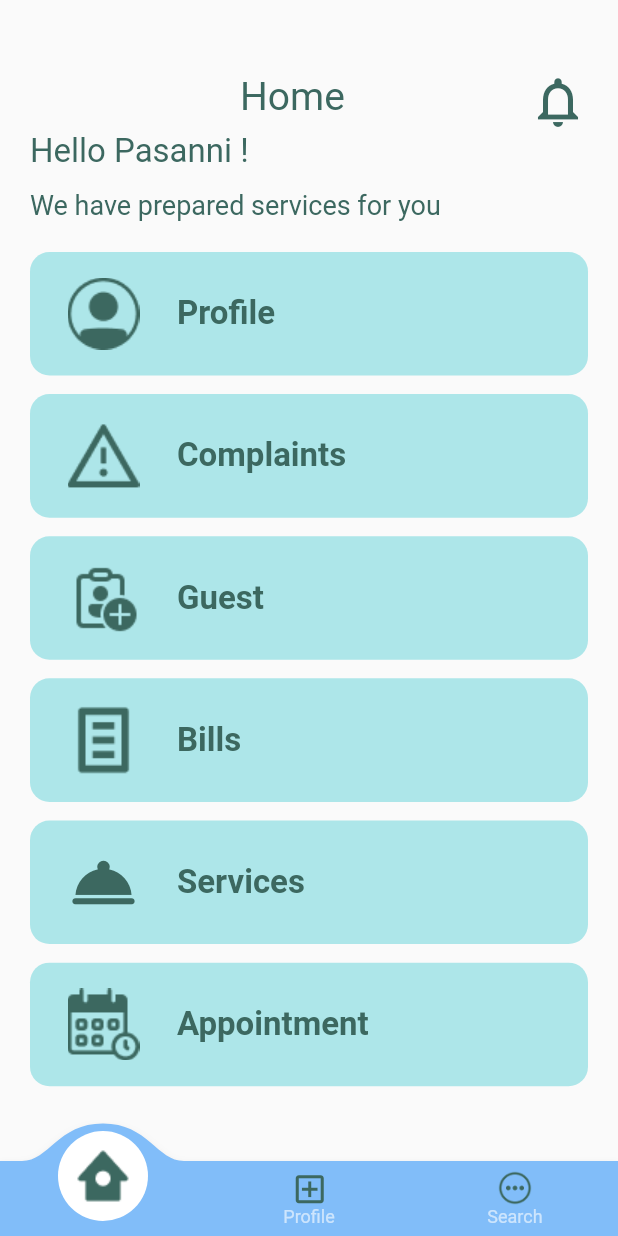
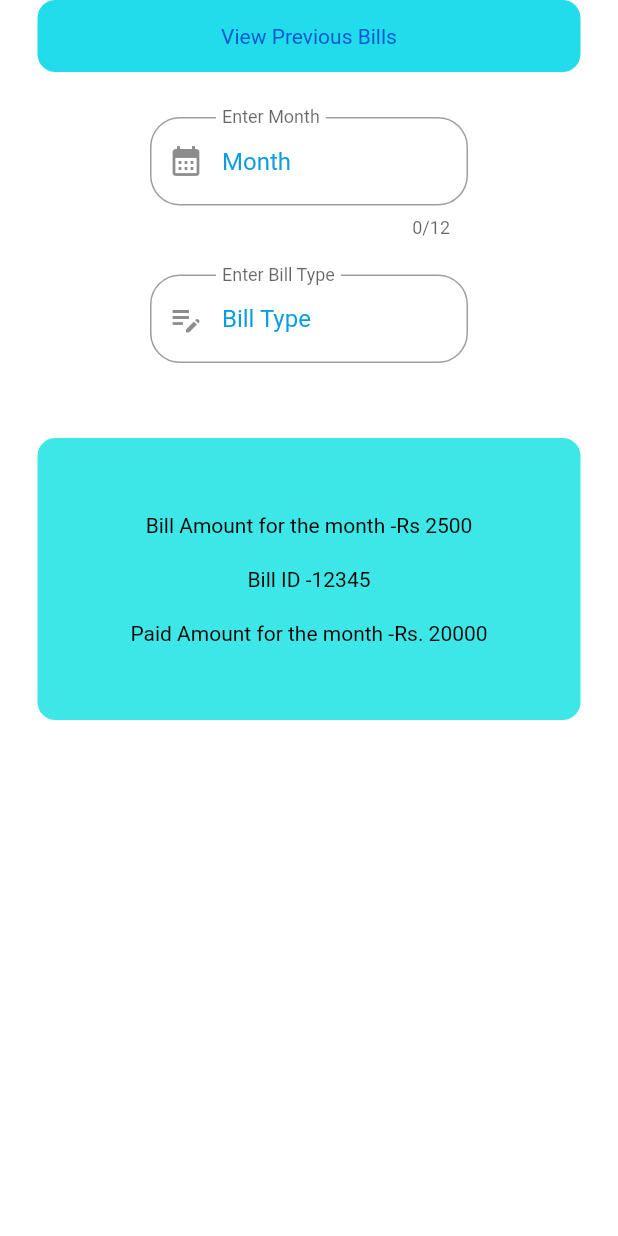
Before and after one commit to Kasunm12/Apartment-service-solution, a Flutter app: the screen it shows after launch, on a phone screen of 412 x 824 dp. Run offline on Flutter 3.47's test engine with Material 2 defaults, Android fonts, the phone set to English and light mode, and no system bars; drawn by our look-alikes of convex_bottom_bar; our stand-ins replace flutter_spinkit, get.

Commit message:
login and bill ui done

```diff
--- a/lib/main.dart
+++ b/lib/main.dart
@@ -1,3 +1,5 @@
+import 'package:apartment_service_solution/screens/login.dart';
+import 'package:apartment_service_solution/screens/previousutilitybills.dart';
 import 'package:apartment_service_solution/screens/splashscreen.dart';
 import 'package:flutter/material.dart';
 import 'package:get/get.dart';
@@ -17,7 +19,7 @@ class MyApp extends StatelessWidget {
       theme: ThemeData(
         primarySwatch: Colors.blue,
       ),
-      home: SplashScreen(),
+      home: PreviousUtilityBills(),
     );
   }
 }
--- a/lib/screens/login.dart
+++ b/lib/screens/login.dart
@@ -61,6 +61,7 @@ class _LoginPageState extends State<LoginPage> {
                   child: Padding(
                     padding: const EdgeInsets.only(left:20.0),
                     child: TextField(
+                      maxLength: 12,
                       decoration: InputDecoration(
                         border: InputBorder.none,
                         hintText: 'Enter Username',
@@ -105,7 +106,7 @@ class _LoginPageState extends State<LoginPage> {
                 child: Container(
                   padding: EdgeInsets.all(20),
                   decoration: BoxDecoration(
-                    color: Colors.deepPurple,
+                    color: Colors.lightBlue,
                     borderRadius: BorderRadius.circular(12),
                     ),
                   child: Center(
@@ -139,7 +140,7 @@ class _LoginPageState extends State<LoginPage> {
                   Text(
                           'Please Register Now',
                           style: TextStyle(
-                            color: Colors.blue,
+                            color: Colors.lightBlueAccent,
                             fontWeight: FontWeight.bold,
 
                             ),
--- a/lib/screens/previousutilitybills.dart
+++ b/lib/screens/previousutilitybills.dart
@@ -0,0 +1,223 @@
+import 'dart:ui';
+
+import 'package:flutter/material.dart';
+
+class PreviousUtilityBills extends StatefulWidget {
+  const PreviousUtilityBills({Key? key}) : super(key: key);
+
+  @override
+  State<PreviousUtilityBills> createState() => _PreviousUtilityBillsState();
+}
+
+class _PreviousUtilityBillsState extends State<PreviousUtilityBills> {
+  @override
+  Widget build(BuildContext context) {
+    return Scaffold(
+      backgroundColor: Colors.white,
+      body: SafeArea(
+        child: Column(
+          children: [
+
+
+            Padding(
+              padding: const EdgeInsets.symmetric(horizontal: 25.0),
+              child: Container(
+                padding: EdgeInsets.all(16),
+                decoration: BoxDecoration(
+                  color: Color.fromARGB(255, 33, 221, 235),
+                  borderRadius:BorderRadius.circular(12),
+                  ),
+                child: Row(
+                  children: [
+                    Expanded(
+                      child: Column(
+                        children: [
+                          Container(
+                            child: Center(
+                              child: Text(
+                                "View Previous Bills",
+                                style: TextStyle(color: Color.fromARGB(255, 4, 86, 209)),),
+                              ),
+                              ),
+
+                      ],
+                      ),
+                    ),
+
+                ],
+                ),
+              ),
+            ),
+
+            SizedBox(height: 30),
+
+            //text form - month and bill type
+            Padding(
+              padding: const EdgeInsets.symmetric(horizontal: 100.0),
+              child: TextField(
+                maxLength:12,
+                decoration: InputDecoration(
+                  hintText: "Month",
+                  hintStyle: TextStyle(color: Color.fromARGB(255, 8, 156, 224)),
+                  labelText: "Enter Month",
+                  floatingLabelBehavior: FloatingLabelBehavior.always,
+                  border: OutlineInputBorder(
+                    borderRadius: BorderRadius.circular(20),
+                    borderSide: BorderSide(color:Colors.blueAccent)
+                  ),
+                  focusedBorder: OutlineInputBorder(
+                    borderRadius: BorderRadius.circular(50),
+                    borderSide: BorderSide(color:Colors.red)
+                  ),
+                  // icon:Icon(
+                  //   Icons.calendar_month,
+                  //   color:Colors.green,
+                  //   size: 20,
+                  // )
+                  prefixIcon: Icon(Icons.calendar_month),
+
+
+
+                ),
+              ),
+            ),
+
+
+
+            //==================================================
+
+             Padding(
+              padding: const EdgeInsets.symmetric(horizontal: 25.0),
+              child: Container(
+                padding: EdgeInsets.all(2),
+
+                // child: Row(
+                //   children: [
+                //     Expanded(
+                //       child: Column(
+                //         children: [
+                //           Container(
+                //             child: Center(
+                //               child: Text(
+                //                 "View Previous Bills",
+                //                 style: TextStyle(color: Color.fromARGB(255, 4, 86, 209)),),
+                //               ),
+                //               ),
+
+                //       ],
+                //       ),
+                //     ),
+
+                // ],
+                // ),
+              ),
+            ),
+
+            SizedBox(height: 20),
+
+            //text form - month and bill type
+            Padding(
+              padding: const EdgeInsets.symmetric(horizontal: 100.0),
+              child: TextField(
+                // maxLength:12,
+                decoration: InputDecoration(
+                  hintText: "Bill Type",
+                  hintStyle: TextStyle(color: Color.fromARGB(255, 8, 156, 224)),
+                  labelText: "Enter Bill Type",
+                  floatingLabelBehavior: FloatingLabelBehavior.always,
+                  border: OutlineInputBorder(
+                    borderRadius: BorderRadius.circular(20),
+                    borderSide: BorderSide(color:Colors.blueAccent)
+                  ),
+                  focusedBorder: OutlineInputBorder(
+                    borderRadius: BorderRadius.circular(50),
+                    borderSide: BorderSide(color:Colors.red)
+                  ),
+                  // icon:Icon(
+                  //   Icons.calendar_month,
+                  //   color:Colors.green,
+                  //   size: 20,
+                  // )
+                  prefixIcon: Icon(Icons.edit_note),
+
+
+
+                ),
+              ),
+            ),
+
+            SizedBox(height: 50),
+
+             Padding(
+              padding: const EdgeInsets.symmetric(horizontal: 25.0),
+              child: Container(
+                padding: EdgeInsets.all(50),
+                decoration: BoxDecoration(
+                  color: Color.fromARGB(255, 61, 231, 231),
+                  borderRadius:BorderRadius.circular(12),
+                  ),
+                child: Row(
+                  children: [
+                    Expanded(
+                      child: Column(
+                        children: [
+                          Container(
+                            child: Center(
+                              child: Text(
+                                "Bill Amount for the month -Rs 2500",
+                                style: TextStyle(color: Colors.black),),
+                              ),
+
+
+                              ),
+
+                              SizedBox(height: 20),
+
+
+                              Container(
+                            child: Center(
+                              child: Text(
+                                "Bill ID -12345",
+                                style: TextStyle(color: Colors.black),),
+                              ),
+
+
+                              ),
+
+                              SizedBox(height: 20),
+
+                              Container(
+                            child: Center(
+                              child: Text(
+                                "Paid Amount for the month -Rs. 20000",
+                                style: TextStyle(color: Colors.black),),
+                              ),
+
+
+                              ),
+
+                      ],
+                      ),
+
+
+                    ),
+
+                ],
+                ),
+              ),
+            ),
+
+
+
+
+
+
+          ],
+
+        ),
+
+         ),
+
+    );
+  }
+}
```
Also changed, not shown: 7 other files.
